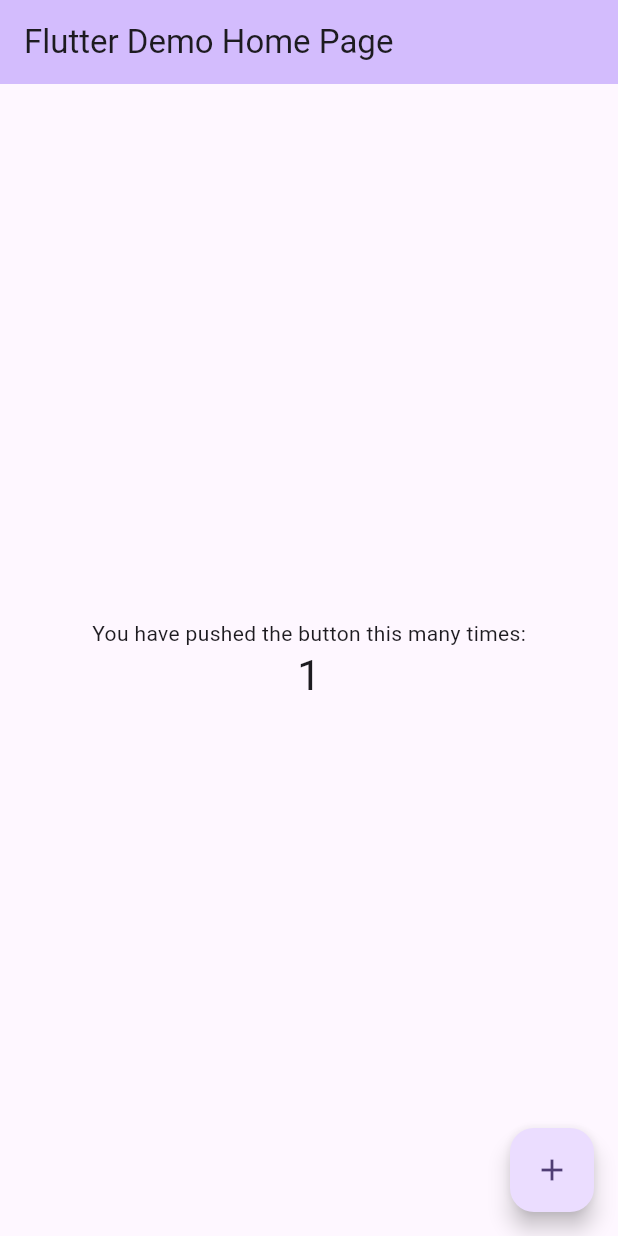
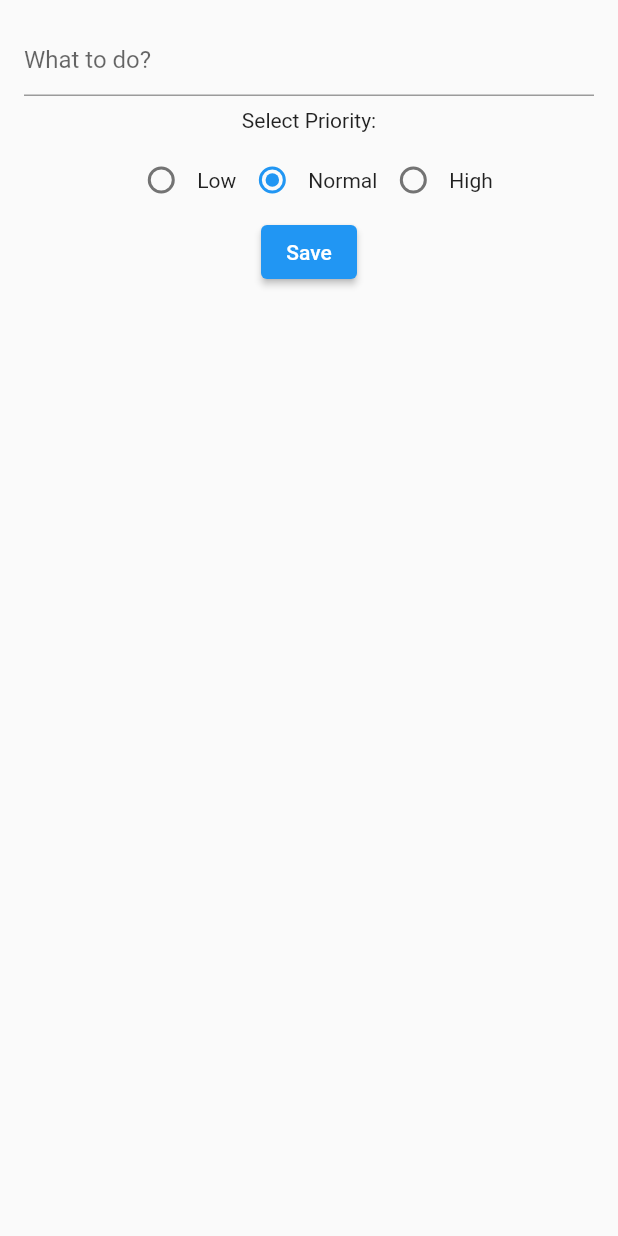
Before and after one commit to Faisal0385/flutter_projects, a Flutter app: the screen it shows after launch, after a tap on the "add" icon, on a phone screen of 412 x 824 dp. Run offline on Flutter 3.47's test engine with Material 2 defaults, Android fonts, the phone set to English and light mode, and no system bars.

Commit message:
todo app done

```diff
--- a/todo_app/lib/main.dart
+++ b/todo_app/lib/main.dart
@@ -1,4 +1,5 @@
 import 'package:flutter/material.dart';
+import 'package:todo_app/todo_screen.dart';
 
 void main() {
   runApp(const MyApp());
@@ -10,116 +11,9 @@ class MyApp extends StatelessWidget {
   // This widget is the root of your application.
   @override
   Widget build(BuildContext context) {
-    return MaterialApp(
-      title: 'Flutter Demo',
-      theme: ThemeData(
-        // This is the theme of your application.
-        //
-        // TRY THIS: Try running your application with "flutter run". You'll see
-        // the application has a blue toolbar. Then, without quitting the app,
-        // try changing the seedColor in the colorScheme below to Colors.green
-        // and then invoke "hot reload" (save your changes or press the "hot
-        // reload" button in a Flutter-supported IDE, or press "r" if you used
-        // the command line to start the app).
-        //
-        // Notice that the counter didn't reset back to zero; the application
-        // state is not lost during the reload. To reset the state, use hot
-        // restart instead.
-        //
-        // This works for code too, not just values: Most code changes can be
-        // tested with just a hot reload.
-        colorScheme: ColorScheme.fromSeed(seedColor: Colors.deepPurple),
-        useMaterial3: true,
-      ),
-      home: const MyHomePage(title: 'Flutter Demo Home Page'),
+    return const MaterialApp(
+      title: "Todo App",
+      home: ToDoScreen(),
     );
   }
 }
-
-class MyHomePage extends StatefulWidget {
-  const MyHomePage({super.key, required this.title});
-
-  // This widget is the home page of your application. It is stateful, meaning
-  // that it has a State object (defined below) that contains fields that affect
-  // how it looks.
-
-  // This class is the configuration for the state. It holds the values (in this
-  // case the title) provided by the parent (in this case the App widget) and
-  // used by the build method of the State. Fields in a Widget subclass are
-  // always marked "final".
-
-  final String title;
-
-  @override
-  State<MyHomePage> createState() => _MyHomePageState();
-}
-
-class _MyHomePageState extends State<MyHomePage> {
-  int _counter = 0;
-
-  void _incrementCounter() {
-    setState(() {
-      // This call to setState tells the Flutter framework that something has
-      // changed in this State, which causes it to rerun the build method below
-      // so that the display can reflect the updated values. If we changed
-      // _counter without calling setState(), then the build method would not be
-      // called again, and so nothing would appear to happen.
-      _counter++;
-    });
-  }
-
-  @override
-  Widget build(BuildContext context) {
-    // This method is rerun every time setState is called, for instance as done
-    // by the _incrementCounter method above.
-    //
-    // The Flutter framework has been optimized to make rerunning build methods
-    // fast, so that you can just rebuild anything that needs updating rather
-    // than having to individually change instances of widgets.
-    return Scaffold(
-      appBar: AppBar(
-        // TRY THIS: Try changing the color here to a specific color (to
-        // Colors.amber, perhaps?) and trigger a hot reload to see the AppBar
-        // change color while the other colors stay the same.
-        backgroundColor: Theme.of(context).colorScheme.inversePrimary,
-        // Here we take the value from the MyHomePage object that was created by
-        // the App.build method, and use it to set our appbar title.
-        title: Text(widget.title),
-      ),
-      body: Center(
-        // Center is a layout widget. It takes a single child and positions it
-        // in the middle of the parent.
-        child: Column(
-          // Column is also a layout widget. It takes a list of children and
-          // arranges them vertically. By default, it sizes itself to fit its
-          // children horizontally, and tries to be as tall as its parent.
-          //
-          // Column has various properties to control how it sizes itself and
-          // how it positions its children. Here we use mainAxisAlignment to
-          // center the children vertically; the main axis here is the vertical
-          // axis because Columns are vertical (the cross axis would be
-          // horizontal).
-          //
-          // TRY THIS: Invoke "debug painting" (choose the "Toggle Debug Paint"
-          // action in the IDE, or press "p" in the console), to see the
-          // wireframe for each widget.
-          mainAxisAlignment: MainAxisAlignment.center,
-          children: <Widget>[
-            const Text(
-              'You have pushed the button this many times:',
-            ),
-            Text(
-              '$_counter',
-              style: Theme.of(context).textTheme.headlineMedium,
-            ),
-          ],
-        ),
-      ),
-      floatingActionButton: FloatingActionButton(
-        onPressed: _incrementCounter,
-        tooltip: 'Increment',
-        child: const Icon(Icons.add),
-      ), // This trailing comma makes auto-formatting nicer for build methods.
-    );
-  }
-}
--- /dev/null
+++ b/todo_app/lib/todo_screen.dart
@@ -0,0 +1,176 @@
+import 'package:flutter/material.dart';
+
+class ToDoScreen extends StatefulWidget {
+  const ToDoScreen({Key? key}) : super(key: key);
+
+  @override
+  State<ToDoScreen> createState() => _ToDoScreenState();
+}
+
+class _ToDoScreenState extends State<ToDoScreen> {
+  final _controller = TextEditingController();
+  TodoPriority priority = TodoPriority.Normal;
+
+  @override
+  Widget build(BuildContext context) {
+    return Scaffold(
+      appBar: AppBar(
+        title: const Text("My Todos"),
+      ),
+      body: MyTodo.todos.isEmpty
+          ? const Center(
+              child: Text("Nothing To Do!!"),
+            )
+          : ListView.builder(
+              itemCount: MyTodo.todos.length,
+              itemBuilder: (context, index) {
+                final todo = MyTodo.todos[index];
+                return TodoItem(
+                  todo: todo,
+                  onChanged: (value) {
+                    setState(() {
+                      MyTodo.todos[index].completed = value;
+                    });
+                  },
+                );
+              },
+            ),
+      floatingActionButtonLocation: FloatingActionButtonLocation.centerFloat,
+      floatingActionButton: FloatingActionButton(
+        onPressed: () {
+          addToDo();
+        },
+        child: const Icon(Icons.add),
+      ),
+    );
+  }
+
+  void addToDo() {
+    showModalBottomSheet(
+      context: context,
+      isScrollControlled: true,
+      builder: (context) => StatefulBuilder(
+        builder: (context, setBuilderState) => Padding(
+          padding: const EdgeInsets.all(16.0),
+          child: Column(
+            children: [
+              TextField(
+                controller: _controller,
+                decoration: const InputDecoration(
+                  hintText: 'What to do?',
+                ),
+              ),
+              const Padding(
+                padding: EdgeInsets.all(8.0),
+                child: Text("Select Priority:"),
+              ),
+              Row(
+                mainAxisAlignment: MainAxisAlignment.center,
+                children: [
+                  Radio<TodoPriority>(
+                    value: TodoPriority.Low,
+                    groupValue: priority,
+                    onChanged: (value) {
+                      setBuilderState(() {
+                        priority = value!;
+                      });
+                    },
+                  ),
+                  Text(TodoPriority.Low.name),
+                  Radio<TodoPriority>(
+                    value: TodoPriority.Normal,
+                    groupValue: priority,
+                    onChanged: (value) {
+                      setBuilderState(() {
+                        priority = value!;
+                      });
+                    },
+                  ),
+                  Text(TodoPriority.Normal.name),
+                  Radio<TodoPriority>(
+                    value: TodoPriority.High,
+                    groupValue: priority,
+                    onChanged: (value) {
+                      setBuilderState(() {
+                        priority = value!;
+                      });
+                    },
+                  ),
+                  Text(TodoPriority.High.name),
+                ],
+              ),
+              ElevatedButton(onPressed: _save, child: const Text("Save"))
+            ],
+          ),
+        ),
+      ),
+    );
+  }
+
+  void _save() {
+    if (_controller.text.isEmpty) {
+      showMessage(context, 'Input field can not be empty');
+      return;
+    }
+
+    final todo = MyTodo(id: DateTime.now().microsecondsSinceEpoch, name:_controller.text, priority: priority);
+
+    MyTodo.todos.add(todo);
+    _controller.clear();
+    setState(() {});
+    Navigator.pop(context);
+  }
+}
+
+void showMessage(BuildContext context, String s) {
+  showDialog(
+    context: context,
+    builder: (context) => AlertDialog(
+      title: const Text("Caution!"),
+      content: Text(s),
+      actions: [
+        TextButton(
+          onPressed: () => Navigator.pop(context),
+          child: const Text("Close"),
+        ),
+      ],
+    ),
+  );
+}
+
+class TodoItem extends StatelessWidget {
+  final MyTodo todo;
+  final Function(bool) onChanged;
+
+  const TodoItem({Key? key, required this.todo, required this.onChanged})
+      : super(key: key);
+
+  @override
+  Widget build(BuildContext context) {
+    return CheckboxListTile(
+      title: Text(todo.name),
+      subtitle: Text("Priority: ${todo.priority.name}"),
+      value: todo.completed,
+      onChanged: (value) {
+        onChanged(value!);
+      },
+    );
+  }
+}
+
+class MyTodo {
+  int id;
+  String name;
+  bool completed;
+  TodoPriority priority;
+
+  MyTodo(
+      {required this.id,
+      required this.name,
+      this.completed = false,
+      required this.priority});
+
+  static List<MyTodo> todos = [];
+}
+
+enum TodoPriority { Low, Normal, High }
```
Also changed, not shown: 1 other file.
